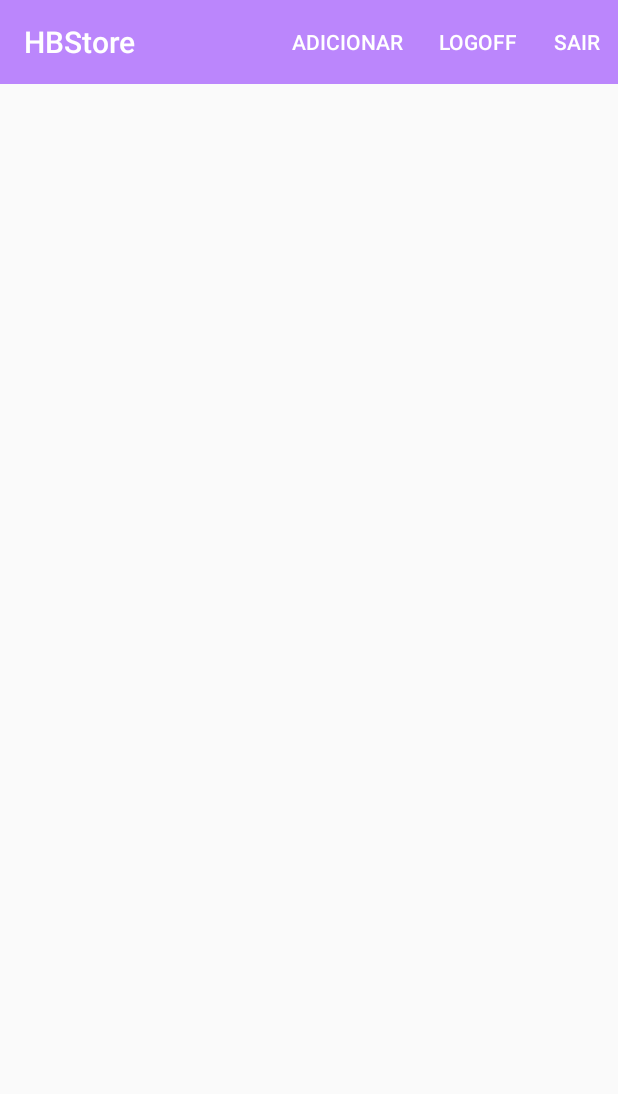
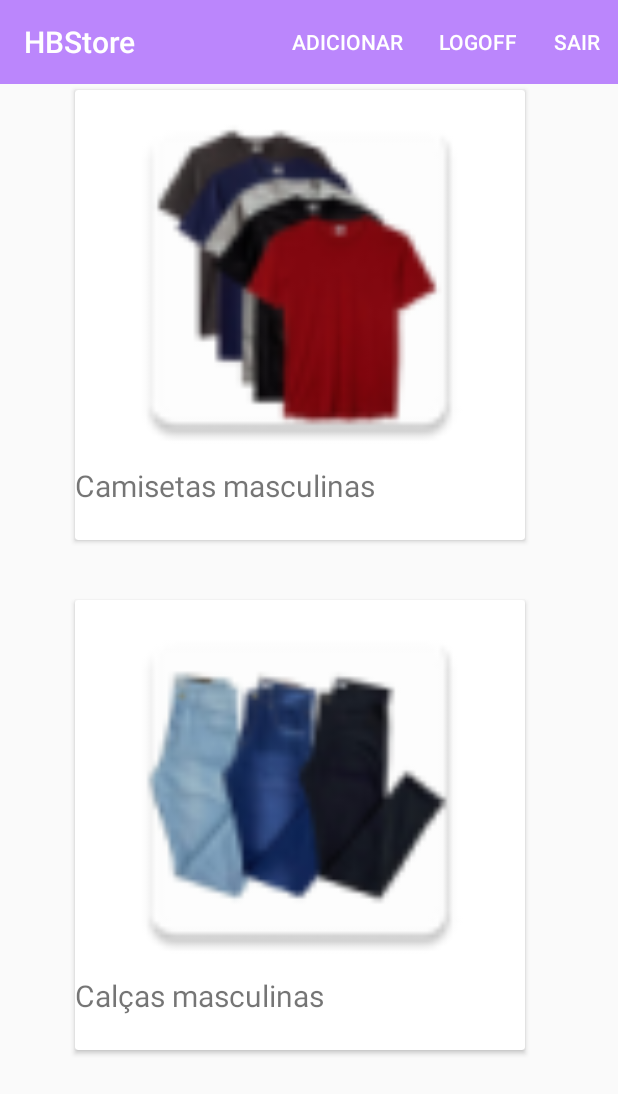
Before and after one commit to EduardoBielanski/DevMobile, an Android app: the TelaPosLogin screen opened directly, with no data from a screen before it, on a phone screen of 412 x 824 dp. Shown: the top 1094 px of the screen. Run offline under Robolectric (Android 15) with nearby library versions, the phone set to English and light mode, and no system bars.

Commit message:
Adição de Cards

```diff
--- a/app/src/main/java/com/example/ac02/Cadastro.kt
+++ b/app/src/main/java/com/example/ac02/Cadastro.kt
@@ -45,4 +45,8 @@ class Cadastro : AppCompatActivity() {
 
 
 
+
+
+
+
 }
--- a/app/src/main/res/layout/activity_tela_pos_login.xml
+++ b/app/src/main/res/layout/activity_tela_pos_login.xml
@@ -1,5 +1,6 @@
 <?xml version="1.0" encoding="utf-8"?>
-<androidx.constraintlayout.widget.ConstraintLayout xmlns:android="http://schemas.android.com/apk/res/android"
+<androidx.constraintlayout.widget.ConstraintLayout
+    xmlns:android="http://schemas.android.com/apk/res/android"
     xmlns:app="http://schemas.android.com/apk/res-auto"
     xmlns:tools="http://schemas.android.com/tools"
     android:layout_width="match_parent"
@@ -18,6 +19,70 @@
         app:layout_constraintStart_toStartOf="parent"
         app:layout_constraintTop_toTopOf="parent" />
 
+    <LinearLayout
+        android:layout_width="match_parent"
+        android:layout_height="match_parent">
+
+
+        <androidx.cardview.widget.CardView
+            android:layout_width="300dp"
+            android:layout_height="300dp"
+            android:layout_marginTop="60dp"
+            android:layout_marginLeft="50dp"
+            >
+
+            <ImageView
+                android:layout_width="250dp"
+                android:layout_height="250dp"
+                android:layout_gravity="center_horizontal"
+                android:src="@mipmap/camiseta"></ImageView>
+
+            <TextView
+                android:id="@+id/textView4"
+                android:layout_width="match_parent"
+                android:layout_height="40dp"
+                android:layout_gravity="center_horizontal"
+                android:layout_marginTop="250dp"
+                android:text="Camisetas masculinas"
+                android:textSize="20dp" />
+
+
+        </androidx.cardview.widget.CardView>
+
+    </LinearLayout>
+
+    <LinearLayout
+        android:layout_width="match_parent"
+        android:layout_height="match_parent">
+
+
+        <androidx.cardview.widget.CardView
+            android:layout_width="300dp"
+            android:layout_height="300dp"
+            android:layout_marginTop="400dp"
+            android:layout_marginLeft="50dp"
+            >
+
+            <ImageView
+                android:layout_width="250dp"
+                android:layout_height="250dp"
+                android:layout_gravity="center_horizontal"
+                android:src="@mipmap/calca">
+            </ImageView>
+
+            <TextView
+                android:id="@+id/textView5"
+                android:layout_width="match_parent"
+                android:layout_height="40dp"
+                android:layout_gravity="center_horizontal"
+                android:layout_marginTop="250dp"
+                android:text="Calças masculinas"
+                android:textSize="20dp" />
+
+
+        </androidx.cardview.widget.CardView>
+
+    </LinearLayout>
 
 
 </androidx.constraintlayout.widget.ConstraintLayout>
--- a/app/src/main/res/menu/pos_login_bar.xml
+++ b/app/src/main/res/menu/pos_login_bar.xml
@@ -24,4 +24,6 @@
         android:actionLayout="@layout/activity_tela_pos_login"
         android:title="Sair" />
 
+
+
     </menu>
```
Also changed, not shown: app/src/main/res/mipmap-hdpi/calca.png (added), app/src/main/res/mipmap-hdpi/camiseta.png (added), app/src/main/res/mipmap-mdpi/calca.png (added), app/src/main/res/mipmap-mdpi/camiseta.png (added), app/src/main/res/mipmap-xhdpi/calca.png (added), app/src/main/res/mipmap-xhdpi/camiseta.png (added), app/src/main/res/mipmap-xxhdpi/calca.png (added), app/src/main/res/mipmap-xxhdpi/camiseta.png (added), app/src/main/res/mipmap-xxxhdpi/calca.png (added), app/src/main/res/mipmap-xxxhdpi/camiseta.png (added), 15 other files.
